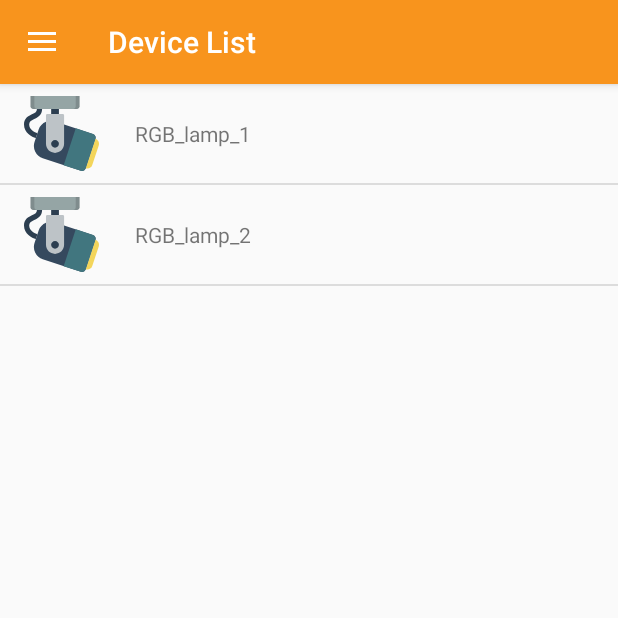
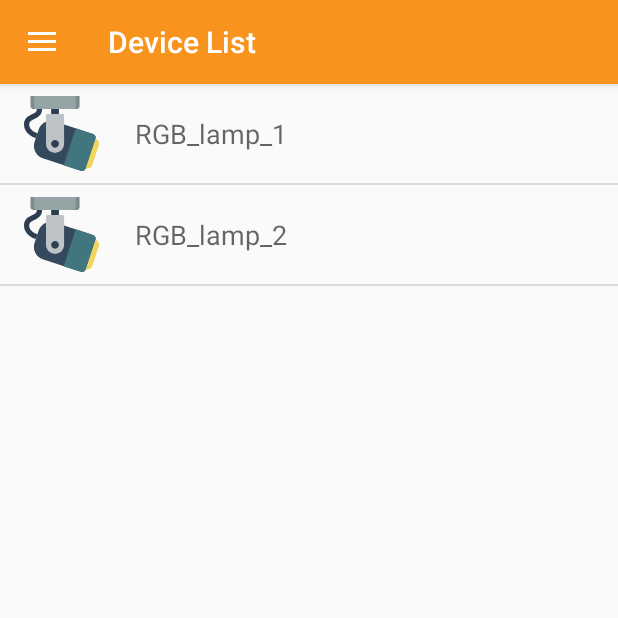
Before and after one commit to CoenNeefjes/Dirty-A-App, an Android app: the screen it shows after launch (MainActivity), after a tap on "Device List", on a phone screen of 412 x 824 dp, the top half of it. Run offline under Robolectric (Android 15) with nearby library versions, the phone set to English and light mode, and no system bars; our stand-ins replace Volley; 1 other tap on this screen came first.

Commit message:
changed some font sizes

```diff
--- a/app/src/main/java/com/example/dirty_a/MainActivity.java
+++ b/app/src/main/java/com/example/dirty_a/MainActivity.java
@@ -52,6 +52,7 @@ public class MainActivity extends AppCompatActivity
         if (drawer.isDrawerOpen(GravityCompat.START)) {
             drawer.closeDrawer(GravityCompat.START);
         } else {
+            previousNavigationId = 0;
             super.onBackPressed();
         }
     }
@@ -131,4 +132,6 @@ public class MainActivity extends AppCompatActivity
         DrawerLayout drawer = (DrawerLayout) findViewById(R.id.drawer_layout);
         drawer.closeDrawer(GravityCompat.START);
     }
+
+
 }
--- a/app/src/main/res/layout/fragment_rgb_device_detail.xml
+++ b/app/src/main/res/layout/fragment_rgb_device_detail.xml
@@ -12,6 +12,7 @@
         android:layout_marginStart="8dp"
         android:layout_marginEnd="8dp"
         android:text="TextView"
+        android:textAppearance="@style/TextAppearance.AppCompat.Display1"
         app:layout_constraintBottom_toTopOf="@+id/rgb_device_turn_on_off_btn"
         app:layout_constraintEnd_toEndOf="parent"
         app:layout_constraintHorizontal_bias="0.5"
--- a/app/src/main/res/layout/list_item_device.xml
+++ b/app/src/main/res/layout/list_item_device.xml
@@ -22,6 +22,7 @@
         android:layout_marginStart="24dp"
         android:layout_marginEnd="16dp"
         android:text="TextView"
+        android:textAppearance="@style/TextAppearance.AppCompat.Medium"
         app:layout_constraintBottom_toBottomOf="@+id/deviceImage"
         app:layout_constraintEnd_toEndOf="parent"
         app:layout_constraintStart_toEndOf="@+id/deviceImage"
```
